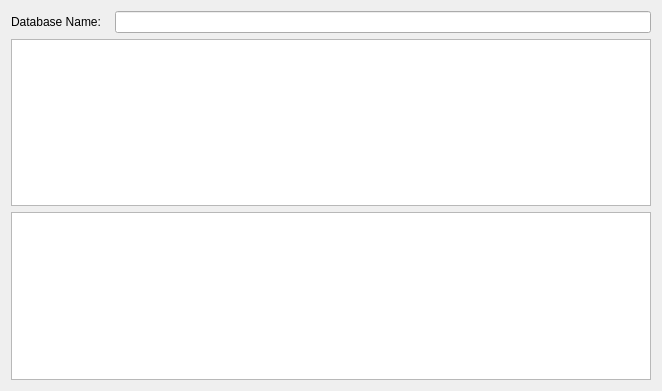
First picture: the form in GeneradorBaseDatos/dbmanager.ui, repository PaulMaxAvalosAguilar/QTSQLGenerator, before the edit.
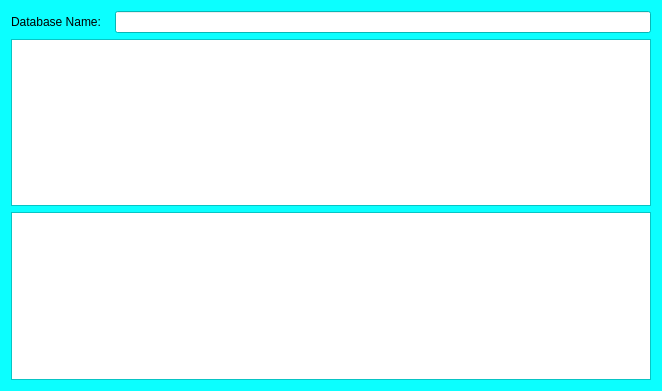
Second picture: the form after the edit.

What changed in the file:
```diff
--- a/GeneradorBaseDatos/dbmanager.ui
+++ b/GeneradorBaseDatos/dbmanager.ui
@@ -10,6 +10,70 @@
     <height>391</height>
    </rect>
   </property>
+  <property name="palette">
+   <palette>
+    <active>
+     <colorrole role="Base">
+      <brush brushstyle="SolidPattern">
+       <color alpha="255">
+        <red>255</red>
+        <green>255</green>
+        <blue>255</blue>
+       </color>
+      </brush>
+     </colorrole>
+     <colorrole role="Window">
+      <brush brushstyle="SolidPattern">
+       <color alpha="255">
+        <red>11</red>
+        <green>255</green>
+        <blue>255</blue>
+       </color>
+      </brush>
+     </colorrole>
+    </active>
+    <inactive>
+     <colorrole role="Base">
+      <brush brushstyle="SolidPattern">
+       <color alpha="255">
+        <red>255</red>
+        <green>255</green>
+        <blue>255</blue>
+       </color>
+      </brush>
+     </colorrole>
+     <colorrole role="Window">
+      <brush brushstyle="SolidPattern">
+       <color alpha="255">
+        <red>11</red>
+        <green>255</green>
+        <blue>255</blue>
+       </color>
+      </brush>
+     </colorrole>
+    </inactive>
+    <disabled>
+     <colorrole role="Base">
+      <brush brushstyle="SolidPattern">
+       <color alpha="255">
+        <red>11</red>
+        <green>255</green>
+        <blue>255</blue>
+       </color>
+      </brush>
+     </colorrole>
+     <colorrole role="Window">
+      <brush brushstyle="SolidPattern">
+       <color alpha="255">
+        <red>11</red>
+        <green>255</green>
+        <blue>255</blue>
+       </color>
+      </brush>
+     </colorrole>
+    </disabled>
+   </palette>
+  </property>
   <property name="windowTitle">
    <string>Form</string>
   </property>
```
